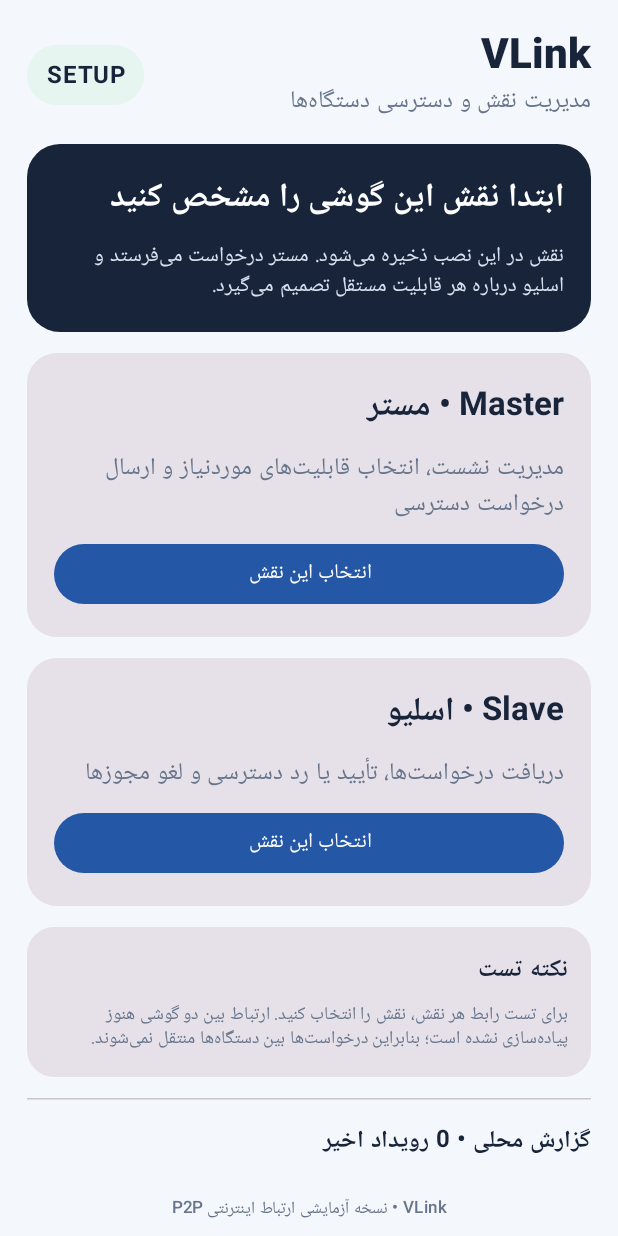
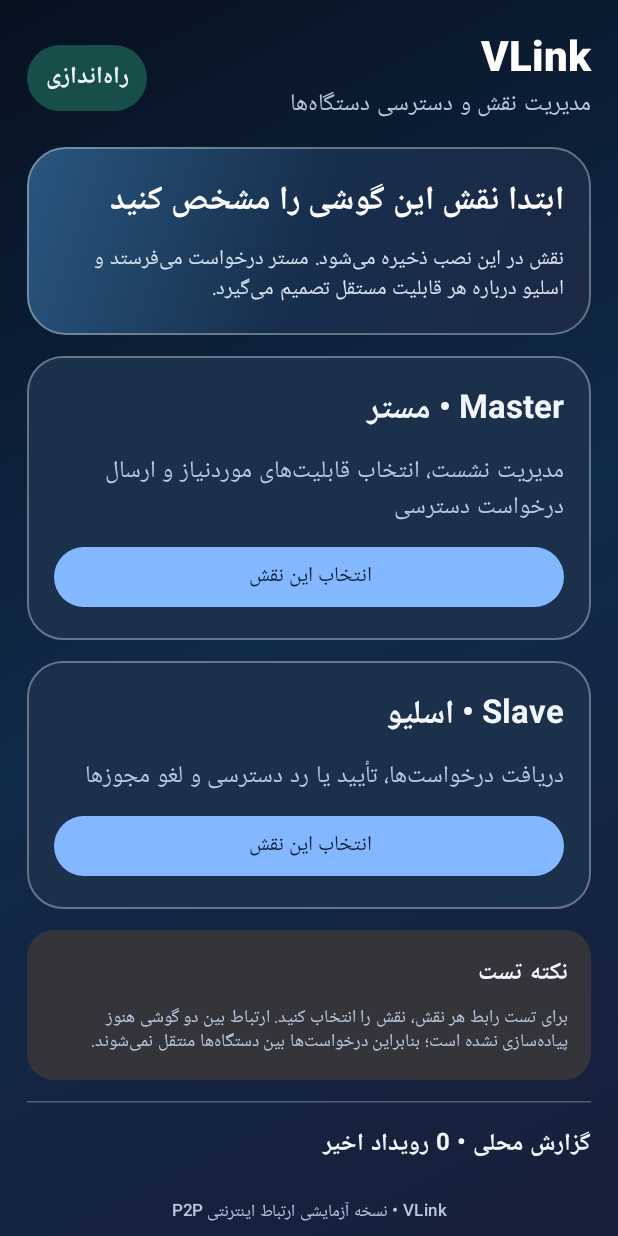
Before and after one commit to alory11-bot/VLink-Consent-Manager, an Android app built with Jetpack Compose: the screen it shows after launch (RoleCapabilityActivity), on a phone screen of 412 x 824 dp. Run offline under Robolectric (Android 15) with nearby library versions, the phone set to English and light mode, and no system bars.

Commit message:
fix(ui): redesign actual launcher role dashboards with dark glass styling

```diff
--- a/app/src/main/java/com/vlink/consent/RoleCapabilityActivity.kt
+++ b/app/src/main/java/com/vlink/consent/RoleCapabilityActivity.kt
@@ -4,6 +4,8 @@ import android.os.Bundle
 import androidx.activity.ComponentActivity
 import androidx.activity.compose.setContent
 import androidx.compose.foundation.background
+import androidx.compose.foundation.border
+import androidx.compose.ui.graphics.Brush
 import androidx.compose.foundation.layout.*
 import androidx.compose.foundation.rememberScrollState
 import androidx.compose.foundation.shape.RoundedCornerShape
@@ -21,12 +23,12 @@ import androidx.compose.ui.unit.LayoutDirection
 import androidx.compose.ui.unit.dp
 import org.json.JSONObject
 
-private val RoleInk = Color(0xFF17243A)
-private val RoleMuted = Color(0xFF66758B)
-private val RoleBlue = Color(0xFF2457A6)
-private val RoleCanvas = Color(0xFFF4F7FB)
-private val RoleGreen = Color(0xFFE6F5EF)
-private val RoleAmber = Color(0xFFFFF3DB)
+private val RoleInk = Color(0xFFF1F6FF)
+private val RoleMuted = Color(0xFFB6C7DF)
+private val RoleBlue = Color(0xFF83B7FF)
+private val RoleCanvas = Color(0xFF091426)
+private val RoleGreen = Color(0xFF174E4A)
+private val RoleAmber = Color(0xFF62491F)
 
 class RoleCapabilityActivity : ComponentActivity() {
     private lateinit var secureStore: SecureStore
@@ -35,9 +37,10 @@ class RoleCapabilityActivity : ComponentActivity() {
         super.onCreate(savedInstanceState)
         secureStore = SecureStore(this)
         setContent {
-            MaterialTheme(colorScheme = lightColorScheme(
-                primary = RoleBlue, background = RoleCanvas, surface = Color.White,
-                onSurface = RoleInk, secondary = Color(0xFF16866B), outline = Color(0xFFDCE4EF)
+            MaterialTheme(colorScheme = darkColorScheme(
+                primary = RoleBlue, onPrimary = Color(0xFF0B1B31), background = RoleCanvas,
+                surface = Color(0xFF172943), onSurface = RoleInk, secondary = Color(0xFF75E0C2),
+                outline = Color(0xFF526B8C)
             )) {
                 CompositionLocalProvider(LocalLayoutDirection provides LayoutDirection.Rtl) {
                     RoleCapabilityScreen()
@@ -73,17 +76,17 @@ class RoleCapabilityActivity : ComponentActivity() {
 
         Surface(Modifier.fillMaxSize(), color = RoleCanvas) {
             Column(
-                Modifier.fillMaxSize().verticalScroll(rememberScrollState()).padding(18.dp),
+                Modifier.fillMaxSize().background(Brush.linearGradient(listOf(Color(0xFF071120), Color(0xFF102A49), Color(0xFF171F3A)))).verticalScroll(rememberScrollState()).padding(horizontal = 18.dp, vertical = 20.dp),
                 verticalArrangement = Arrangement.spacedBy(14.dp)
             ) {
                 Row(verticalAlignment = Alignment.CenterVertically) {
                     Column(Modifier.weight(1f)) {
-                        Text("VLink", style = MaterialTheme.typography.headlineMedium, fontWeight = FontWeight.ExtraBold, color = RoleInk)
+                        Text("VLink", style = MaterialTheme.typography.headlineMedium, fontWeight = FontWeight.ExtraBold, color = Color.White)
                         Text("مدیریت نقش و دسترسی دستگاه‌ها", color = RoleMuted)
                     }
-                    Surface(color = if (roleName == "MASTER") RoleBlue.copy(alpha = .10f) else RoleGreen,
+                    Surface(color = if (roleName == "MASTER") Color(0xFF244A70) else RoleGreen,
                         shape = RoundedCornerShape(50)) {
-                        Text(if (roleName == "MASTER") "MASTER" else if (roleName == "SLAVE") "SLAVE" else "SETUP",
+                        Text(if (roleName == "MASTER") "مستر" else if (roleName == "SLAVE") "اسلیو" else "راه‌اندازی",
                             Modifier.padding(horizontal = 12.dp, vertical = 8.dp), fontWeight = FontWeight.Bold, color = RoleInk)
                     }
                 }
@@ -164,7 +167,7 @@ class RoleCapabilityActivity : ComponentActivity() {
                     }
                 }
 
-                HorizontalDivider()
+                HorizontalDivider(color = Color(0x44FFFFFF))
                 Text("گزارش محلی • ${events.size} رویداد اخیر", fontWeight = FontWeight.Bold, color = RoleInk)
                 events.takeLast(6).reversed().forEach {
                     Column(verticalArrangement = Arrangement.spacedBy(2.dp)) {
@@ -214,7 +217,7 @@ class RoleCapabilityActivity : ComponentActivity() {
 
     @Composable
     private fun HeaderCard(title: String, body: String) {
-        Card(shape = RoundedCornerShape(22.dp), colors = CardDefaults.cardColors(containerColor = RoleInk)) {
+        Card(shape = RoundedCornerShape(26.dp), colors = CardDefaults.cardColors(containerColor = Color.Transparent), border = androidx.compose.foundation.BorderStroke(1.dp, Color(0x55FFFFFF)), modifier = Modifier.fillMaxWidth().background(Brush.linearGradient(listOf(Color(0xFF28577F), Color(0xFF172E4D), Color(0xFF1B2944))), RoundedCornerShape(26.dp))) {
             Column(Modifier.fillMaxWidth().padding(18.dp), verticalArrangement = Arrangement.spacedBy(8.dp)) {
                 Text(title, color = Color.White, style = MaterialTheme.typography.titleLarge, fontWeight = FontWeight.Bold)
                 Text(body, color = Color(0xFFD8E2F0), style = MaterialTheme.typography.bodyMedium)
@@ -224,7 +227,7 @@ class RoleCapabilityActivity : ComponentActivity() {
 
     @Composable
     private fun RoleChoiceCard(title: String, description: String, onClick: () -> Unit) {
-        Card(onClick = onClick, shape = RoundedCornerShape(20.dp)) {
+        Card(onClick = onClick, shape = RoundedCornerShape(24.dp), colors = CardDefaults.cardColors(containerColor = Color(0xFF1B304B)), border = androidx.compose.foundation.BorderStroke(1.dp, Color(0x55FFFFFF))) {
             Column(Modifier.fillMaxWidth().padding(18.dp), verticalArrangement = Arrangement.spacedBy(8.dp)) {
                 Text(title, style = MaterialTheme.typography.titleLarge, fontWeight = FontWeight.Bold, color = RoleInk)
                 Text(description, color = RoleMuted)
@@ -242,7 +245,7 @@ class RoleCapabilityActivity : ComponentActivity() {
         onReject: (() -> Unit)? = null,
         onRevoke: (() -> Unit)? = null
     ) {
-        Card(shape = RoundedCornerShape(18.dp)) {
+        Card(shape = RoundedCornerShape(20.dp), colors = CardDefaults.cardColors(containerColor = Color(0xCC1A2D47)), border = androidx.compose.foundation.BorderStroke(1.dp, Color(0x35FFFFFF))) {
             Column(Modifier.fillMaxWidth().padding(15.dp), verticalArrangement = Arrangement.spacedBy(8.dp)) {
                 Row(verticalAlignment = Alignment.CenterVertically) {
                     Column(Modifier.weight(1f), verticalArrangement = Arrangement.spacedBy(3.dp)) {
@@ -280,7 +283,7 @@ class RoleCapabilityActivity : ComponentActivity() {
 
     @Composable
     private fun StatCard(label: String, value: String, modifier: Modifier) {
-        Card(modifier = modifier, shape = RoundedCornerShape(16.dp)) {
+        Card(modifier = modifier, shape = RoundedCornerShape(18.dp), colors = CardDefaults.cardColors(containerColor = Color(0xFF203954)), border = androidx.compose.foundation.BorderStroke(1.dp, Color(0x44FFFFFF))) {
             Column(Modifier.fillMaxWidth().padding(14.dp)) {
                 Text(value, style = MaterialTheme.typography.headlineSmall, fontWeight = FontWeight.Bold, color = RoleBlue)
                 Text(label, color = RoleMuted, style = MaterialTheme.typography.bodySmall)
@@ -318,7 +321,7 @@ class RoleCapabilityActivity : ComponentActivity() {
                     runOnUiThread { peers = peers - peerId; status = "ارتباط یک دستگاه قطع شد." }
                 }
                 override fun onBytesReceived(peerId: String, bytes: ByteArray) {
-                    runOnUiThread { status = "داده رمزنگاری‌شده از همتای احرازشده دریافت شد (§{bytes.size} بایت)." }
+                    runOnUiThread { status = "داده رمزنگاری‌شده از همتای احرازشده دریافت شد (${bytes.size} بایت)." }
                 }
                 override fun onFailure(operation: String, detail: String) {
                     runOnUiThread { status = "خطا در §{operation}: §{detail}" }
@@ -345,7 +348,7 @@ class RoleCapabilityActivity : ComponentActivity() {
             }.onFailure { status = "شروع اتصال ناموفق بود: §{it.localizedMessage}" }
         }
 
-        Card(shape = RoundedCornerShape(20.dp)) {
+        Card(shape = RoundedCornerShape(22.dp), colors = CardDefaults.cardColors(containerColor = Color(0xCC192D47)), border = androidx.compose.foundation.BorderStroke(1.dp, Color(0x44FFFFFF))) {
             Column(Modifier.fillMaxWidth().padding(16.dp), verticalArrangement = Arrangement.spacedBy(10.dp)) {
                 Text("اتصال مستقیم از طریق اینترنت", fontWeight = FontWeight.Bold, color = RoleInk)
                 Text("شناسه پایدار این نصب: §{LocalDeviceIdentityStore(this@RoleCapabilityActivity).getOrCreate().shortId}",
```
